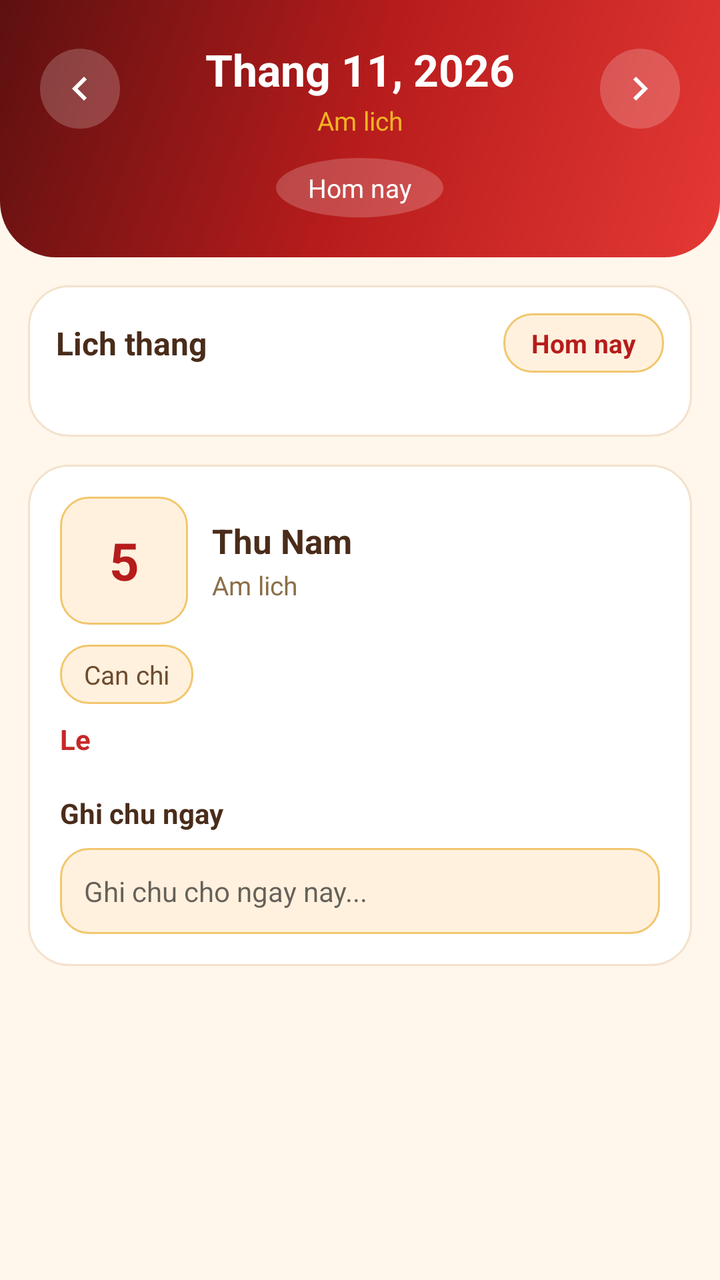
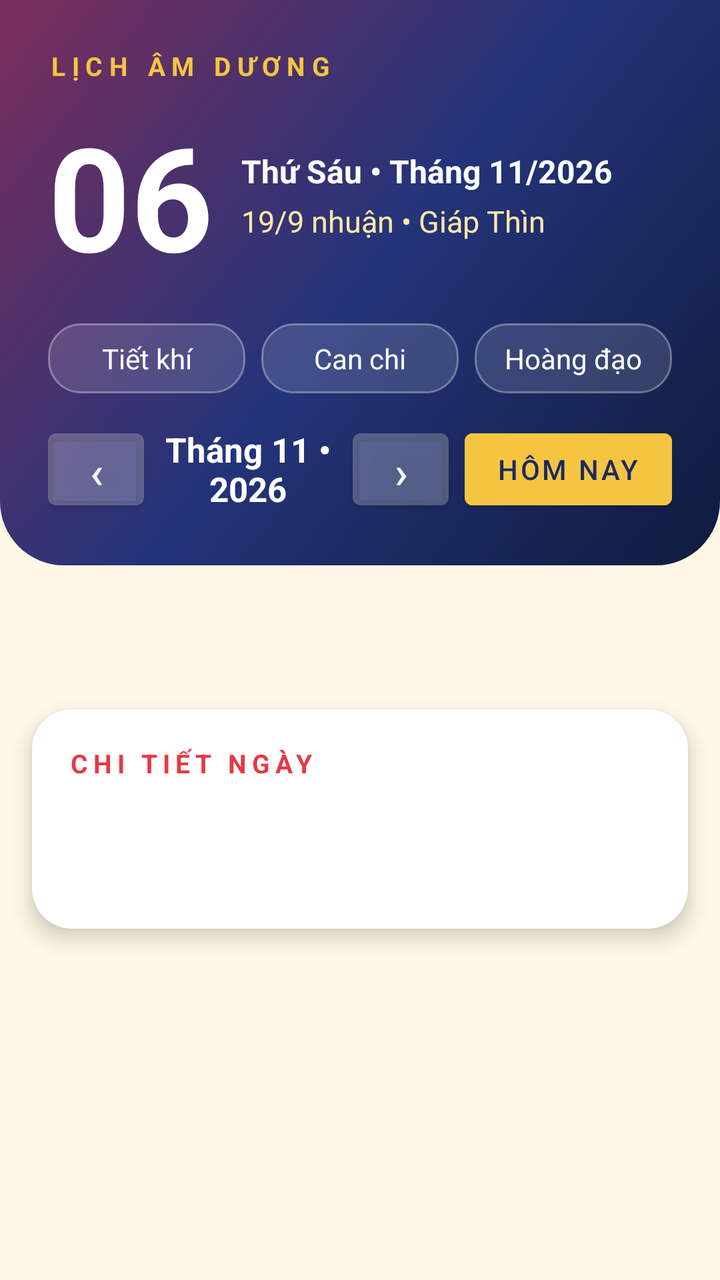

An Android layout rendered at two revisions. The XML below is the earlier revision; the diff shows what the commit changed to produce the second picture.
<!-- AndroidManifest.xml: application theme Theme.LichAmDuong -->
<!-- res/layout/activity_main.xml -->
<?xml version="1.0" encoding="utf-8"?>
<ScrollView xmlns:android="http://schemas.android.com/apk/res/android"
    android:layout_width="match_parent"
    android:layout_height="match_parent"
    android:background="#FFF6EC"
    android:fillViewport="true">
<LinearLayout android:orientation="vertical" android:layout_width="match_parent" android:layout_height="wrap_content">

<LinearLayout android:orientation="vertical" android:layout_width="match_parent" android:layout_height="wrap_content" android:background="@drawable/bg_header" android:padding="20dp" android:paddingBottom="28dp">
<LinearLayout android:orientation="horizontal" android:layout_width="match_parent" android:layout_height="wrap_content" android:gravity="center_vertical">
<ImageButton android:id="@+id/btnPrevMonth" android:layout_width="40dp" android:layout_height="40dp" android:background="@drawable/bg_nav_button" android:src="@drawable/ic_chevron_left" />
<LinearLayout android:orientation="vertical" android:layout_width="0dp" android:layout_height="wrap_content" android:layout_weight="1" android:gravity="center">
<TextView android:id="@+id/tvMonthTitle" android:layout_width="wrap_content" android:layout_height="wrap_content" android:text="Thang 11, 2026" android:textColor="#FFFFFF" android:textSize="22sp" android:textStyle="bold" />
<TextView android:id="@+id/tvMonthLunarTitle" android:layout_width="wrap_content" android:layout_height="wrap_content" android:text="Am lich" android:textColor="#F2B324" android:textSize="13sp" android:layout_marginTop="2dp" />
</LinearLayout>
<ImageButton android:id="@+id/btnNextMonth" android:layout_width="40dp" android:layout_height="40dp" android:background="@drawable/bg_nav_button" android:src="@drawable/ic_chevron_right" />
</LinearLayout>
<TextView android:id="@+id/tvSelectedSummary" android:layout_width="wrap_content" android:layout_height="wrap_content" android:layout_gravity="center" android:layout_marginTop="10dp" android:background="@drawable/bg_nav_button" android:paddingLeft="16dp" android:paddingRight="16dp" android:paddingTop="6dp" android:paddingBottom="6dp" android:text="Hom nay" android:textColor="#FFFFFF" android:textSize="13sp" />
</LinearLayout>

<LinearLayout android:orientation="vertical" android:layout_width="match_parent" android:layout_height="wrap_content" android:background="@drawable/bg_card" android:layout_margin="14dp" android:padding="14dp">
<LinearLayout android:orientation="horizontal" android:layout_width="match_parent" android:layout_height="wrap_content" android:gravity="center_vertical">
<TextView android:layout_width="0dp" android:layout_height="wrap_content" android:layout_weight="1" android:text="Lich thang" android:textSize="16sp" android:textStyle="bold" android:textColor="#4A2C1A" />
<TextView android:id="@+id/btnToday" android:layout_width="wrap_content" android:layout_height="wrap_content" android:background="@drawable/bg_chip" android:paddingLeft="14dp" android:paddingRight="14dp" android:paddingTop="6dp" android:paddingBottom="6dp" android:text="Hom nay" android:textColor="#B71C1C" android:textSize="13sp" android:textStyle="bold" />
</LinearLayout>
<LinearLayout android:id="@+id/weekHeader" android:orientation="horizontal" android:layout_width="match_parent" android:layout_height="wrap_content" android:layout_marginTop="12dp" />
<androidx.recyclerview.widget.RecyclerView android:id="@+id/rvCalendar" android:layout_width="match_parent" android:layout_height="wrap_content" android:layout_marginTop="6dp" android:nestedScrollingEnabled="false" />
</LinearLayout>

<LinearLayout android:orientation="vertical" android:layout_width="match_parent" android:layout_height="wrap_content" android:background="@drawable/bg_card" android:layout_marginLeft="14dp" android:layout_marginRight="14dp" android:layout_marginBottom="14dp" android:padding="16dp">
<LinearLayout android:orientation="horizontal" android:layout_width="match_parent" android:layout_height="wrap_content" android:gravity="center_vertical">
<TextView android:id="@+id/tvDetailSolarDay" android:layout_width="64dp" android:layout_height="64dp" android:background="@drawable/bg_chip" android:gravity="center" android:text="5" android:textColor="#B71C1C" android:textSize="26sp" android:textStyle="bold" />
<LinearLayout android:orientation="vertical" android:layout_width="0dp" android:layout_height="wrap_content" android:layout_weight="1" android:layout_marginLeft="12dp">
<TextView android:id="@+id/tvDetailWeekday" android:layout_width="wrap_content" android:layout_height="wrap_content" android:text="Thu Nam" android:textSize="17sp" android:textStyle="bold" android:textColor="#4A2C1A" />
<TextView android:id="@+id/tvDetailLunarDate" android:layout_width="wrap_content" android:layout_height="wrap_content" android:text="Am lich" android:textColor="#8B6F47" android:textSize="13sp" android:layout_marginTop="2dp" />
</LinearLayout>
</LinearLayout>
<TextView android:id="@+id/tvDetailCanChi" android:layout_width="wrap_content" android:layout_height="wrap_content" android:background="@drawable/bg_chip" android:paddingLeft="12dp" android:paddingRight="12dp" android:paddingTop="6dp" android:paddingBottom="6dp" android:text="Can chi" android:textColor="#6D4C2F" android:textSize="13sp" android:layout_marginTop="10dp" />
<TextView android:id="@+id/tvDetailHoliday" android:layout_width="wrap_content" android:layout_height="wrap_content" android:text="Le" android:textColor="#C62828" android:textStyle="bold" android:textSize="14sp" android:layout_marginTop="8dp" />
<LinearLayout android:id="@+id/detailGrid" android:orientation="vertical" android:layout_width="match_parent" android:layout_height="wrap_content" android:layout_marginTop="8dp" />
<TextView android:layout_width="wrap_content" android:layout_height="wrap_content" android:text="Ghi chu ngay" android:textStyle="bold" android:textColor="#4A2C1A" android:textSize="14sp" android:layout_marginTop="10dp" />
<EditText android:id="@+id/edtNote" android:layout_width="match_parent" android:layout_height="wrap_content" android:hint="Ghi chu cho ngay nay..." android:background="@drawable/bg_chip" android:padding="12dp" android:layout_marginTop="8dp" android:textSize="14sp" />
</LinearLayout>
</LinearLayout>
</ScrollView>
<!-- resources referenced by this layout -->
<resources>
  <!-- drawable bg_card (drawable) -->
  <?xml version="1.0" encoding="utf-8"?>
  <shape xmlns:android="http://schemas.android.com/apk/res/android" android:shape="rectangle">
      <solid android:color="#FFFFFF" />
      <corners android:radius="20dp" />
      <stroke android:width="1dp" android:color="#F3E2CC" />
  </shape>
  <!-- drawable bg_chip (drawable) -->
  <?xml version="1.0" encoding="utf-8"?>
  <shape xmlns:android="http://schemas.android.com/apk/res/android" android:shape="rectangle">
      <solid android:color="#FFF1DE" />
      <corners android:radius="14dp" />
      <stroke android:width="1dp" android:color="#F2C66D" />
  </shape>
  <!-- drawable bg_header (drawable) -->
  <?xml version="1.0" encoding="utf-8"?>
  <shape xmlns:android="http://schemas.android.com/apk/res/android" android:shape="rectangle">
  <gradient android:angle="135" android:startColor="#E53935" android:centerColor="#B71C1C" android:endColor="#5D1010"/>
  <corners android:bottomLeftRadius="28dp" android:bottomRightRadius="28dp"/>
  </shape>
  <!-- drawable bg_nav_button (drawable) -->
  <?xml version="1.0" encoding="utf-8"?>
  <shape xmlns:android="http://schemas.android.com/apk/res/android"
      android:shape="oval">
      <solid android:color="#33FFFFFF" />
  </shape>
  <!-- drawable ic_chevron_left (drawable) -->
  <?xml version="1.0" encoding="utf-8"?>
  <vector xmlns:android="http://schemas.android.com/apk/res/android"
      android:width="24dp"
      android:height="24dp"
      android:tint="@color/white"
      android:viewportWidth="24"
      android:viewportHeight="24">
      <path
          android:fillColor="#FFFFFF"
          android:pathData="M15.4,7.4L14,6l-6,6 6,6 1.4,-1.4L10.8,12z" />
  </vector>
  <!-- drawable ic_chevron_right (drawable) -->
  <?xml version="1.0" encoding="utf-8"?>
  <vector xmlns:android="http://schemas.android.com/apk/res/android"
      android:width="24dp"
      android:height="24dp"
      android:tint="@color/white"
      android:viewportWidth="24"
      android:viewportHeight="24">
      <path
          android:fillColor="#FFFFFF"
          android:pathData="M8.6,16.6L10,18l6,-6 -6,-6 -1.4,1.4 4.6,4.6z" />
  </vector>
  <style name="Theme.LichAmDuong" parent="Theme.MaterialComponents.Light.NoActionBar">
          <item name="colorPrimary">@color/colorPrimary</item>
          <item name="colorPrimaryDark">@color/colorPrimaryDark</item>
          <item name="colorAccent">@color/colorAccent</item>
          <item name="android:windowBackground">@color/bgApp</item>
          <item name="android:statusBarColor">@color/colorPrimaryDark</item>
          <item name="android:navigationBarColor">@color/bgApp</item>
          <item name="android:windowLightStatusBar" tools:targetApi="m">false</item>
          <item name="android:textColorPrimary">@color/textPrimary</item>
          <item name="android:textColorSecondary">@color/textSecondary</item>
      </style>
  <color name="white">#FFFFFF</color>
  <color name="colorPrimary">#C62828</color>
  <color name="colorPrimaryDark">#8E0000</color>
  <color name="colorAccent">#F2B324</color>
  <color name="bgApp">#FFF6EC</color>
  <color name="textPrimary">#2B1E1A</color>
  <color name="textSecondary">#8A7A70</color>
</resources>

<!-- the commit's change to res/layout/activity_main.xml (unified diff, before → after) -->
@@ -1,45 +1,33 @@
 <?xml version="1.0" encoding="utf-8"?>
-<ScrollView xmlns:android="http://schemas.android.com/apk/res/android"
-    android:layout_width="match_parent"
-    android:layout_height="match_parent"
-    android:background="#FFF6EC"
-    android:fillViewport="true">
-<LinearLayout android:orientation="vertical" android:layout_width="match_parent" android:layout_height="wrap_content">
-
-<LinearLayout android:orientation="vertical" android:layout_width="match_parent" android:layout_height="wrap_content" android:background="@drawable/bg_header" android:padding="20dp" android:paddingBottom="28dp">
-<LinearLayout android:orientation="horizontal" android:layout_width="match_parent" android:layout_height="wrap_content" android:gravity="center_vertical">
-<ImageButton android:id="@+id/btnPrevMonth" android:layout_width="40dp" android:layout_height="40dp" android:background="@drawable/bg_nav_button" android:src="@drawable/ic_chevron_left" />
-<LinearLayout android:orientation="vertical" android:layout_width="0dp" android:layout_height="wrap_content" android:layout_weight="1" android:gravity="center">
-<TextView android:id="@+id/tvMonthTitle" android:layout_width="wrap_content" android:layout_height="wrap_content" android:text="Thang 11, 2026" android:textColor="#FFFFFF" android:textSize="22sp" android:textStyle="bold" />
-<TextView android:id="@+id/tvMonthLunarTitle" android:layout_width="wrap_content" android:layout_height="wrap_content" android:text="Am lich" android:textColor="#F2B324" android:textSize="13sp" android:layout_marginTop="2dp" />
-</LinearLayout>
-<ImageButton android:id="@+id/btnNextMonth" android:layout_width="40dp" android:layout_height="40dp" android:background="@drawable/bg_nav_button" android:src="@drawable/ic_chevron_right" />
-</LinearLayout>
-<TextView android:id="@+id/tvSelectedSummary" android:layout_width="wrap_content" android:layout_height="wrap_content" android:layout_gravity="center" android:layout_marginTop="10dp" android:background="@drawable/bg_nav_button" android:paddingLeft="16dp" android:paddingRight="16dp" android:paddingTop="6dp" android:paddingBottom="6dp" android:text="Hom nay" android:textColor="#FFFFFF" android:textSize="13sp" />
-</LinearLayout>
-
-<LinearLayout android:orientation="vertical" android:layout_width="match_parent" android:layout_height="wrap_content" android:background="@drawable/bg_card" android:layout_margin="14dp" android:padding="14dp">
-<LinearLayout android:orientation="horizontal" android:layout_width="match_parent" android:layout_height="wrap_content" android:gravity="center_vertical">
-<TextView android:layout_width="0dp" android:layout_height="wrap_content" android:layout_weight="1" android:text="Lich thang" android:textSize="16sp" android:textStyle="bold" android:textColor="#4A2C1A" />
-<TextView android:id="@+id/btnToday" android:layout_width="wrap_content" android:layout_height="wrap_content" android:background="@drawable/bg_chip" android:paddingLeft="14dp" android:paddingRight="14dp" android:paddingTop="6dp" android:paddingBottom="6dp" android:text="Hom nay" android:textColor="#B71C1C" android:textSize="13sp" android:textStyle="bold" />
-</LinearLayout>
-<LinearLayout android:id="@+id/weekHeader" android:orientation="horizontal" android:layout_width="match_parent" android:layout_height="wrap_content" android:layout_marginTop="12dp" />
-<androidx.recyclerview.widget.RecyclerView android:id="@+id/rvCalendar" android:layout_width="match_parent" android:layout_height="wrap_content" android:layout_marginTop="6dp" android:nestedScrollingEnabled="false" />
-</LinearLayout>
-
-<LinearLayout android:orientation="vertical" android:layout_width="match_parent" android:layout_height="wrap_content" android:background="@drawable/bg_card" android:layout_marginLeft="14dp" android:layout_marginRight="14dp" android:layout_marginBottom="14dp" android:padding="16dp">
-<LinearLayout android:orientation="horizontal" android:layout_width="match_parent" android:layout_height="wrap_content" android:gravity="center_vertical">
-<TextView android:id="@+id/tvDetailSolarDay" android:layout_width="64dp" android:layout_height="64dp" android:background="@drawable/bg_chip" android:gravity="center" android:text="5" android:textColor="#B71C1C" android:textSize="26sp" android:textStyle="bold" />
-<LinearLayout android:orientation="vertical" android:layout_width="0dp" android:layout_height="wrap_content" android:layout_weight="1" android:layout_marginLeft="12dp">
-<TextView android:id="@+id/tvDetailWeekday" android:layout_width="wrap_content" android:layout_height="wrap_content" android:text="Thu Nam" android:textSize="17sp" android:textStyle="bold" android:textColor="#4A2C1A" />
-<TextView android:id="@+id/tvDetailLunarDate" android:layout_width="wrap_content" android:layout_height="wrap_content" android:text="Am lich" android:textColor="#8B6F47" android:textSize="13sp" android:layout_marginTop="2dp" />
-</LinearLayout>
-</LinearLayout>
-<TextView android:id="@+id/tvDetailCanChi" android:layout_width="wrap_content" android:layout_height="wrap_content" android:background="@drawable/bg_chip" android:paddingLeft="12dp" android:paddingRight="12dp" android:paddingTop="6dp" android:paddingBottom="6dp" android:text="Can chi" android:textColor="#6D4C2F" android:textSize="13sp" android:layout_marginTop="10dp" />
-<TextView android:id="@+id/tvDetailHoliday" android:layout_width="wrap_content" android:layout_height="wrap_content" android:text="Le" android:textColor="#C62828" android:textStyle="bold" android:textSize="14sp" android:layout_marginTop="8dp" />
-<LinearLayout android:id="@+id/detailGrid" android:orientation="vertical" android:layout_width="match_parent" android:layout_height="wrap_content" android:layout_marginTop="8dp" />
-<TextView android:layout_width="wrap_content" android:layout_height="wrap_content" android:text="Ghi chu ngay" android:textStyle="bold" android:textColor="#4A2C1A" android:textSize="14sp" android:layout_marginTop="10dp" />
-<EditText android:id="@+id/edtNote" android:layout_width="match_parent" android:layout_height="wrap_content" android:hint="Ghi chu cho ngay nay..." android:background="@drawable/bg_chip" android:padding="12dp" android:layout_marginTop="8dp" android:textSize="14sp" />
-</LinearLayout>
-</LinearLayout>
+<ScrollView xmlns:android="http://schemas.android.com/apk/res/android" android:layout_width="match_parent" android:layout_height="match_parent" android:background="@color/cream" android:fillViewport="true">
+ <LinearLayout android:orientation="vertical" android:layout_width="match_parent" android:layout_height="wrap_content">
+  <LinearLayout android:background="@drawable/bg_header" android:padding="24dp" android:orientation="vertical" android:layout_width="match_parent" android:layout_height="wrap_content">
+   <TextView android:text="LỊCH ÂM DƯƠNG" android:textColor="@color/gold" android:textSize="13sp" android:letterSpacing="0.25" android:textStyle="bold" android:layout_width="wrap_content" android:layout_height="wrap_content" />
+   <LinearLayout android:orientation="horizontal" android:layout_marginTop="8dp" android:layout_width="match_parent" android:layout_height="wrap_content" android:gravity="center_vertical">
+    <TextView android:id="@+id/tvSolarBig" android:text="06" android:textSize="72sp" android:textStyle="bold" android:textColor="#FFFFFF" android:layout_width="wrap_content" android:layout_height="wrap_content" />
+    <LinearLayout android:orientation="vertical" android:layout_marginStart="14dp" android:layout_width="0dp" android:layout_weight="1" android:layout_height="wrap_content">
+     <TextView android:id="@+id/tvMonthYear" android:text="Thứ Sáu • Tháng 11/2026" android:textColor="#FFFFFF" android:textSize="16sp" android:textStyle="bold" android:layout_width="wrap_content" android:layout_height="wrap_content" />
+     <TextView android:id="@+id/tvLunarBig" android:text="19/9 nhuận • Giáp Thìn" android:textColor="@color/gold_light" android:textSize="15sp" android:layout_marginTop="4dp" android:layout_width="wrap_content" android:layout_height="wrap_content" />
+    </LinearLayout>
+   </LinearLayout>
+   <LinearLayout android:orientation="horizontal" android:layout_marginTop="16dp" android:layout_width="match_parent" android:layout_height="wrap_content">
+    <TextView android:id="@+id/chipTietKhi" android:background="@drawable/bg_chip" android:textColor="#fff" android:padding="8dp" android:text="Tiết khí" android:layout_marginEnd="8dp" android:layout_width="0dp" android:layout_weight="1" android:layout_height="wrap_content" android:gravity="center" />
+    <TextView android:id="@+id/chipCanChi" android:background="@drawable/bg_chip" android:textColor="#fff" android:padding="8dp" android:text="Can chi" android:layout_marginEnd="8dp" android:layout_width="0dp" android:layout_weight="1" android:layout_height="wrap_content" android:gravity="center" />
+    <TextView android:id="@+id/chipHoangDao" android:background="@drawable/bg_chip" android:textColor="#fff" android:padding="8dp" android:text="Hoàng đạo" android:layout_width="0dp" android:layout_weight="1" android:layout_height="wrap_content" android:gravity="center" />
+   </LinearLayout>
+   <LinearLayout android:orientation="horizontal" android:layout_marginTop="14dp" android:layout_width="match_parent" android:layout_height="wrap_content" android:gravity="center">
+    <Button android:id="@+id/btnPrev" android:text="‹" android:textSize="22sp" android:backgroundTint="#22FFFFFF" android:textColor="#fff" android:layout_width="48dp" android:layout_height="48dp" />
+    <TextView android:id="@+id/tvCalTitle" android:text="Tháng 11 • 2026" android:textColor="#fff" android:textStyle="bold" android:textSize="17sp" android:gravity="center" android:layout_width="0dp" android:layout_weight="1" android:layout_height="wrap_content" />
+    <Button android:id="@+id/btnNext" android:text="›" android:textSize="22sp" android:backgroundTint="#22FFFFFF" android:textColor="#fff" android:layout_width="48dp" android:layout_height="48dp" />
+    <Button android:id="@+id/btnToday" android:text="Hôm nay" android:layout_marginStart="8dp" android:backgroundTint="@color/gold" android:textColor="#1A2A5E" android:layout_width="wrap_content" android:layout_height="48dp" />
+   </LinearLayout>
+  </LinearLayout>
+  <GridLayout android:id="@+id/gridWeek" android:columnCount="7" android:layout_margin="16dp" android:layout_marginBottom="0dp" android:layout_width="match_parent" android:layout_height="wrap_content" />
+  <GridLayout android:id="@+id/gridCal" android:columnCount="7" android:layout_margin="12dp" android:layout_marginTop="4dp" android:layout_width="match_parent" android:layout_height="wrap_content" />
+  <LinearLayout android:background="@drawable/bg_card" android:elevation="6dp" android:orientation="vertical" android:padding="18dp" android:layout_margin="16dp" android:layout_width="match_parent" android:layout_height="wrap_content">
+   <TextView android:text="CHI TIẾT NGÀY" android:textColor="@color/red_lunar" android:textStyle="bold" android:textSize="13sp" android:letterSpacing="0.2" android:layout_width="wrap_content" android:layout_height="wrap_content" />
+   <TextView android:id="@+id/tvDetail" android:textSize="15sp" android:textColor="@color/deep_navy" android:lineSpacingExtra="4dp" android:layout_marginTop="8dp" android:layout_width="match_parent" android:layout_height="wrap_content" />
+   <TextView android:id="@+id/tvQuote" android:textSize="13sp" android:textColor="#7A86A8" android:layout_marginTop="10dp" android:layout_width="match_parent" android:layout_height="wrap_content" />
+  </LinearLayout>
+ </LinearLayout>
 </ScrollView>
<!-- resource entries referenced after the edit -->
@@ -1,72 +1,35 @@
 <!-- resources referenced by this layout -->
 <resources>
+  <color name="cream">#FFF8E7</color>
+  <color name="deep_navy">#0F1B3D</color>
+  <color name="gold">#F5C542</color>
+  <color name="gold_light">#FFE9A8</color>
+  <color name="red_lunar">#E63946</color>
   <!-- drawable bg_card (drawable) -->
   <?xml version="1.0" encoding="utf-8"?>
   <shape xmlns:android="http://schemas.android.com/apk/res/android" android:shape="rectangle">
-      <solid android:color="#FFFFFF" />
-      <corners android:radius="20dp" />
-      <stroke android:width="1dp" android:color="#F3E2CC" />
+   <solid android:color="#FFFFFF" />
+   <corners android:radius="20dp" />
   </shape>
   <!-- drawable bg_chip (drawable) -->
   <?xml version="1.0" encoding="utf-8"?>
   <shape xmlns:android="http://schemas.android.com/apk/res/android" android:shape="rectangle">
-      <solid android:color="#FFF1DE" />
-      <corners android:radius="14dp" />
-      <stroke android:width="1dp" android:color="#F2C66D" />
+   <solid android:color="#22FFFFFF" />
+   <corners android:radius="16dp" />
+   <stroke android:width="1dp" android:color="#55FFFFFF" />
   </shape>
   <!-- drawable bg_header (drawable) -->
   <?xml version="1.0" encoding="utf-8"?>
   <shape xmlns:android="http://schemas.android.com/apk/res/android" android:shape="rectangle">
-  <gradient android:angle="135" android:startColor="#E53935" android:centerColor="#B71C1C" android:endColor="#5D1010"/>
-  <corners android:bottomLeftRadius="28dp" android:bottomRightRadius="28dp"/>
+   <gradient android:angle="135" android:startColor="#0F1B3D" android:centerColor="#24347A" android:endColor="#7B2D5B" />
+   <corners android:bottomLeftRadius="32dp" android:bottomRightRadius="32dp" />
   </shape>
-  <!-- drawable bg_nav_button (drawable) -->
-  <?xml version="1.0" encoding="utf-8"?>
-  <shape xmlns:android="http://schemas.android.com/apk/res/android"
-      android:shape="oval">
-      <solid android:color="#33FFFFFF" />
-  </shape>
-  <!-- drawable ic_chevron_left (drawable) -->
-  <?xml version="1.0" encoding="utf-8"?>
-  <vector xmlns:android="http://schemas.android.com/apk/res/android"
-      android:width="24dp"
-      android:height="24dp"
-      android:tint="@color/white"
-      android:viewportWidth="24"
-      android:viewportHeight="24">
-      <path
-          android:fillColor="#FFFFFF"
-          android:pathData="M15.4,7.4L14,6l-6,6 6,6 1.4,-1.4L10.8,12z" />
-  </vector>
-  <!-- drawable ic_chevron_right (drawable) -->
-  <?xml version="1.0" encoding="utf-8"?>
-  <vector xmlns:android="http://schemas.android.com/apk/res/android"
-      android:width="24dp"
-      android:height="24dp"
-      android:tint="@color/white"
-      android:viewportWidth="24"
-      android:viewportHeight="24">
-      <path
-          android:fillColor="#FFFFFF"
-          android:pathData="M8.6,16.6L10,18l6,-6 -6,-6 -1.4,1.4 4.6,4.6z" />
-  </vector>
-  <style name="Theme.LichAmDuong" parent="Theme.MaterialComponents.Light.NoActionBar">
-          <item name="colorPrimary">@color/colorPrimary</item>
-          <item name="colorPrimaryDark">@color/colorPrimaryDark</item>
-          <item name="colorAccent">@color/colorAccent</item>
-          <item name="android:windowBackground">@color/bgApp</item>
-          <item name="android:statusBarColor">@color/colorPrimaryDark</item>
-          <item name="android:navigationBarColor">@color/bgApp</item>
-          <item name="android:windowLightStatusBar" tools:targetApi="m">false</item>
-          <item name="android:textColorPrimary">@color/textPrimary</item>
-          <item name="android:textColorSecondary">@color/textSecondary</item>
-      </style>
-  <color name="white">#FFFFFF</color>
-  <color name="colorPrimary">#C62828</color>
-  <color name="colorPrimaryDark">#8E0000</color>
-  <color name="colorAccent">#F2B324</color>
-  <color name="bgApp">#FFF6EC</color>
-  <color name="textPrimary">#2B1E1A</color>
-  <color name="textSecondary">#8A7A70</color>
+  <style name="Theme.LichAmDuong" parent="Theme.MaterialComponents.DayNight.NoActionBar">
+    <item name="colorPrimary">@color/navy</item>
+    <item name="colorPrimaryDark">@color/deep_navy</item>
+    <item name="colorAccent">@color/gold</item>
+    <item name="android:windowBackground">@color/cream</item>
+   </style>
+  <color name="navy">#1A2A5E</color>
 </resources>
 
